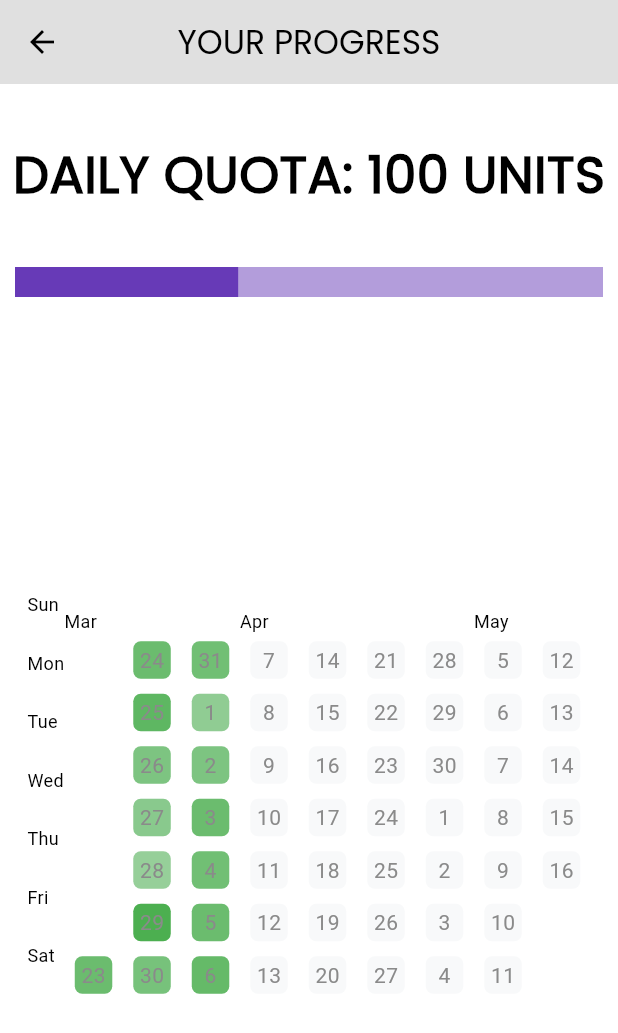
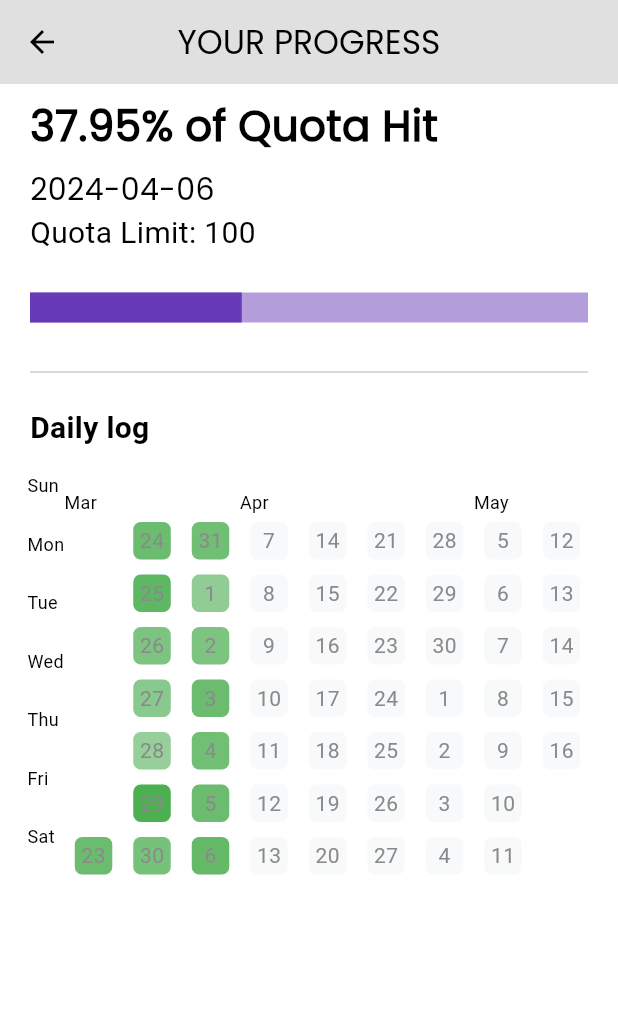
Before and after one commit to mixter3011/Eco_App, a Flutter app: the QuotaPage screen opened directly, on a phone screen of 412 x 824 dp. Shown: the top 1033 px of the screen. Run offline on Flutter 3.47's test engine with Material 3 defaults, Android fonts, the phone set to English and light mode, and no system bars; drawn by our look-alikes of flutter_heatmap_calendar, percent_indicator; our stand-ins replace google_fonts, pie_chart.

Commit message:
Redesign the frontend for quota.dart

```diff
--- a/lib/pages/quota.dart
+++ b/lib/pages/quota.dart
@@ -150,6 +150,7 @@ class _QuotaPageState extends State<QuotaPage> {
 
   @override
   Widget build(BuildContext context) {
+    String co2Usage = (calculatetotalCO2usage() * 100).toStringAsFixed(2);
     return Scaffold(
       appBar: AppBar(
         title: const Text(
@@ -161,25 +162,49 @@ class _QuotaPageState extends State<QuotaPage> {
         centerTitle: true,
         backgroundColor: Theme.of(context).colorScheme.background,
       ),
-      body: Center(
+      body: Column(
+        crossAxisAlignment: CrossAxisAlignment.start,
+        children: [
+          const SizedBox(height: 8.0),
+          Padding(
+            padding: const EdgeInsets.symmetric(horizontal: 20.0),
             child: Column(
-          mainAxisAlignment: MainAxisAlignment.spaceEvenly,
+              crossAxisAlignment: CrossAxisAlignment.start,
               children: [
-            const Text(
-              "DAILY QUOTA: 100 UNITS",
-              style: TextStyle(
+                Text(
+                  '$co2Usage% of Quota Hit',
+                  style: const TextStyle(
                     fontFamily: "Poppins",
                     fontWeight: FontWeight.bold,
-                  fontSize: 34),
+                    fontSize: 28,
+                  ),
+                ),
+                const SizedBox(height: 8.0),
+                Text(
+                  _getCurrentDateText(DateTime.now()),
+                  style: const TextStyle(
+                    fontFamily: "Poppins",
+                    fontSize: 20,
+                  ),
+                ),
+                const Text(
+                  "Quota Limit: 100",
+                  style: TextStyle(fontSize: 20),
+                ),
+              ],
+            ),
           ),
           Padding(
-              padding: const EdgeInsets.only(bottom: 160),
+            padding: const EdgeInsets.symmetric(vertical: 25),
             child: Container(
               decoration: BoxDecoration(
                 borderRadius: BorderRadius.circular(50),
               ),
+              child: Padding(
+                padding: const EdgeInsets.only(left: 10),
                 child: LinearPercentIndicator(
                   animation: true,
+                  width: MediaQuery.of(context).size.width - 20,
                   animationDuration: 1000,
                   lineHeight: 20,
                   percent: calculatetotalCO2usage(),
@@ -188,15 +213,36 @@ class _QuotaPageState extends State<QuotaPage> {
                 ),
               ),
             ),
+          ),
+          const Padding(
+            padding: EdgeInsets.symmetric(horizontal: 20.0),
+            child: Divider(
+              thickness: 1,
+              color: Color.fromARGB(255, 204, 204, 204),
+            ),
+          ),
           Column(
-              crossAxisAlignment: CrossAxisAlignment.center,
+            crossAxisAlignment: CrossAxisAlignment.start,
             children: [
-                Padding(
+              const Padding(
+                padding: EdgeInsets.symmetric(horizontal: 20.0, vertical: 15),
+                child: Text(
+                  "Daily log",
+                  style: TextStyle(
+                    fontWeight: FontWeight.bold,
+                    fontSize: 20,
+                  ),
+                ),
+              ),
+              Center(
+                child: Padding(
                   padding: const EdgeInsets.only(bottom: 120),
                   child: HeatMap(
-                    startDate: DateTime.now().subtract(const Duration(days: 14)),
+                    startDate:
+                        DateTime.now().subtract(const Duration(days: 14)),
                     endDate: DateTime.now().add(const Duration(days: 40)),
-                    margin: const EdgeInsets.symmetric(horizontal: 7, vertical: 5),
+                    margin:
+                        const EdgeInsets.symmetric(horizontal: 7, vertical: 5),
                     datasets: _generateHeatmapDataset(),
                     colorMode: ColorMode.opacity,
                     showText: true,
@@ -215,11 +261,11 @@ class _QuotaPageState extends State<QuotaPage> {
                     },
                   ),
                 ),
+              ),
             ],
           ),
         ],
       ),
-      ),
     );
   }
 }
```
Lines whose indentation alone changed are shown as unchanged.
